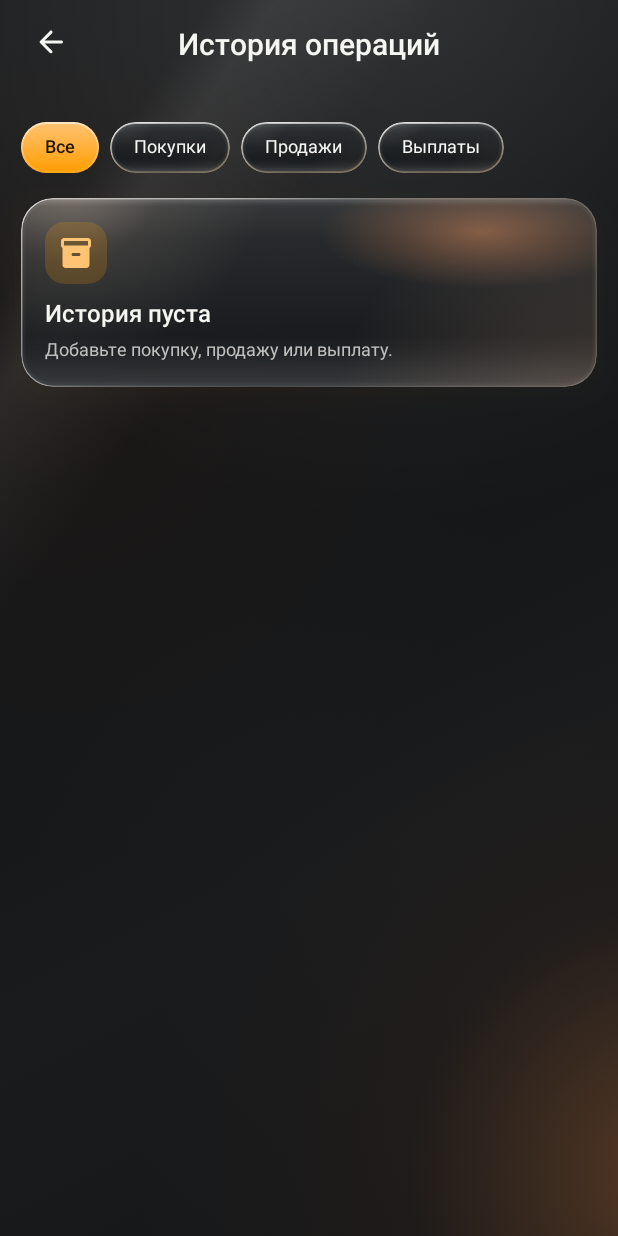
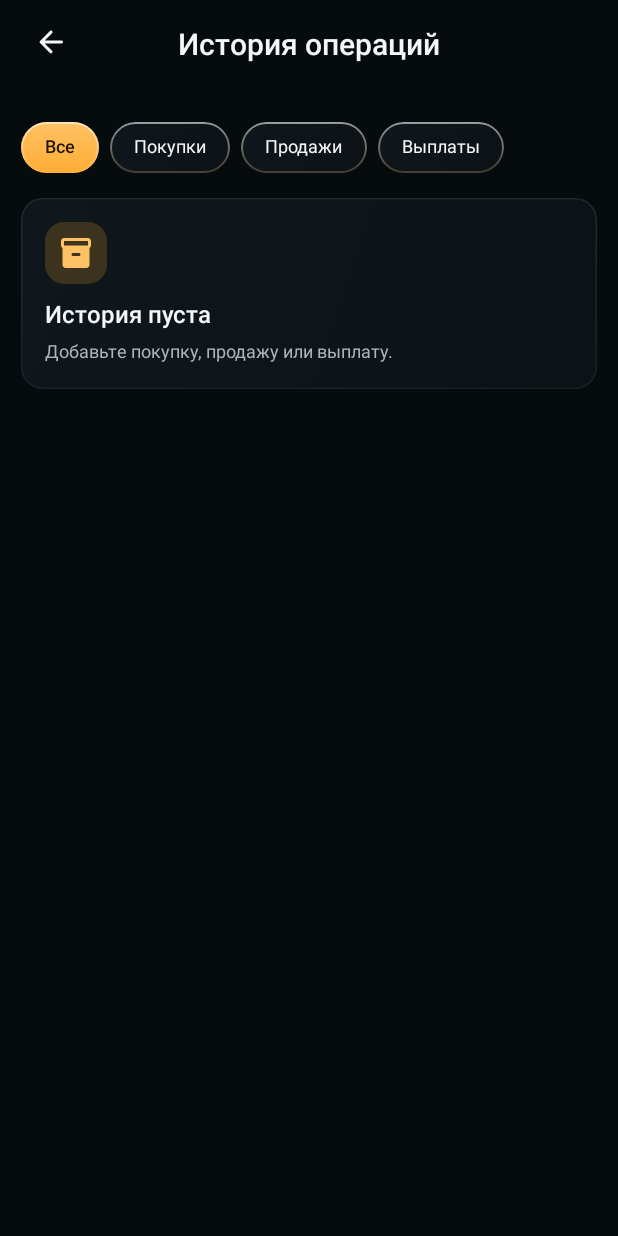
Before and after one commit to mamoropc-rgb/Invest, an Android app built with Jetpack Compose: the screen it shows after launch (MainActivity), after a tap on "События портфеля", on a phone screen of 412 x 824 dp. Run offline under Robolectric (Android 15) with nearby library versions, the phone set to English and light mode, and no system bars; our stand-ins replace Room's generated code; 2 other taps on this screen came first.

Commit message:
ui: introduce precise-data colors and restrained shared surfaces

```diff
--- a/app/src/main/java/com/mamoro/investments/ui/theme/GlassTheme.kt
+++ b/app/src/main/java/com/mamoro/investments/ui/theme/GlassTheme.kt
@@ -9,7 +9,7 @@ import androidx.compose.foundation.interaction.collectIsPressedAsState
 import androidx.compose.foundation.layout.*
 import androidx.compose.foundation.shape.RoundedCornerShape
 import androidx.compose.material.icons.Icons
-import androidx.compose.material.icons.outlined.Add
+import androidx.compose.material.icons.outlined.Bolt
 import androidx.compose.material3.*
 import androidx.compose.runtime.*
 import androidx.compose.ui.Alignment
@@ -17,61 +17,60 @@ import androidx.compose.ui.Modifier
 import androidx.compose.ui.draw.alpha
 import androidx.compose.ui.draw.clip
 import androidx.compose.ui.draw.drawWithCache
-import androidx.compose.ui.draw.shadow
 import androidx.compose.ui.geometry.CornerRadius
 import androidx.compose.ui.geometry.Offset
 import androidx.compose.ui.geometry.Size
 import androidx.compose.ui.graphics.*
 import androidx.compose.ui.graphics.drawscope.Stroke
-import androidx.compose.ui.graphics.drawscope.scale
 import androidx.compose.ui.graphics.vector.ImageVector
 import androidx.compose.ui.text.TextStyle
+import androidx.compose.ui.text.font.FontFamily
 import androidx.compose.ui.text.font.FontWeight
-import androidx.compose.ui.text.font.FontFamily
 import androidx.compose.ui.unit.dp
 import androidx.compose.ui.unit.sp
 
-val Orange = Color(0xFFFF9D00)
-val OrangeLight = Color(0xFFFFC374)
-val Green = Color(0xFF8CEB42)
-val Red = Color(0xFFFF5547)
-val Ink = Color(0xFF111313)
-val Frost = Color(0xFF303231)
-val SoftText = Color(0xFFBFC0BD)
-val StrongText = Color(0xFFF5F5F1)
+// Variant 3: restrained dark surfaces and a strict numerical hierarchy.
+val Orange = Color(0xFFFFAD32)
+val OrangeLight = Color(0xFFFFC265)
+val Green = Color(0xFF58ED62)
+val Red = Color(0xFFFF6267)
+val Ink = Color(0xFF060B0E)
+val Frost = Color(0xFF11181D)
+val SoftText = Color(0xFFAEB4B8)
+val StrongText = Color(0xFFF4F6F7)
+val DataRule = Color(0xFF272E33)
 
 object GlassSizes {
     val phoneSidePadding = 14.dp
-    val tabletSidePadding = 24.dp
-    val maxContentWidth = 480.dp
-    val maxNavigationWidth = 480.dp
-    val cardCorner = 21.dp
-    val controlCorner = 21.dp
+    val tabletSidePadding = 18.dp
+    val maxContentWidth = 560.dp
+    val maxNavigationWidth = 560.dp
+    val cardCorner = 14.dp
+    val controlCorner = 11.dp
     val cardPadding = 16.dp
-    val compactCardPadding = 10.dp
-    val sectionGap = 8.dp
-    val navHeight = 72.dp
+    val compactCardPadding = 12.dp
+    val sectionGap = 12.dp
+    val navHeight = 64.dp
 }
 
 private val darkColors = darkColorScheme(
-    primary = Orange, onPrimary = Color(0xFF211300),
-    primaryContainer = Color(0xFF594025), onPrimaryContainer = StrongText,
+    primary = Orange, onPrimary = Color(0xFF171208),
+    primaryContainer = Color(0xFF463217), onPrimaryContainer = StrongText,
     secondary = OrangeLight, onSecondary = Ink,
-    secondaryContainer = Color(0xFF40372D), onSecondaryContainer = StrongText,
+    secondaryContainer = Color(0xFF242B30), onSecondaryContainer = StrongText,
     background = Ink, onBackground = StrongText,
-    surface = Color(0xFF242625), onSurface = StrongText,
-    surfaceVariant = Frost, onSurfaceVariant = SoftText,
-    outline = Color(0xFF868782), error = Red, onError = Ink
+    surface = Frost, onSurface = StrongText,
+    surfaceVariant = Color(0xFF172027), onSurfaceVariant = SoftText,
+    outline = Color(0xFF55616A), error = Red, onError = Ink
 )
-
 private val type = Typography(
-    bodyLarge = TextStyle(fontFamily = FontFamily.SansSerif, fontSize = 16.sp, lineHeight = 20.sp, letterSpacing = 0.sp),
-    bodySmall = TextStyle(fontSize = 12.sp, lineHeight = 16.sp, letterSpacing = 0.sp),
-    labelLarge = TextStyle(fontSize = 14.sp, lineHeight = 18.sp, letterSpacing = 0.sp, fontWeight = FontWeight.Medium),
-    titleLarge = TextStyle(fontSize = 22.sp, lineHeight = 28.sp, fontWeight = FontWeight.SemiBold, letterSpacing = 0.sp),
-    titleMedium = TextStyle(fontSize = 17.sp, lineHeight = 23.sp, fontWeight = FontWeight.Medium, letterSpacing = 0.sp),
-    bodyMedium = TextStyle(fontSize = 14.sp, lineHeight = 20.sp, letterSpacing = 0.sp),
-    labelMedium = TextStyle(fontSize = 12.sp, lineHeight = 16.sp, fontWeight = FontWeight.Medium)
+    bodyLarge = TextStyle(fontFamily = FontFamily.SansSerif, fontSize = 16.sp, lineHeight = 21.sp, letterSpacing = 0.sp, fontFeatureSettings = "tnum"),
+    bodyMedium = TextStyle(fontSize = 14.sp, lineHeight = 20.sp, letterSpacing = 0.sp, fontFeatureSettings = "tnum"),
+    bodySmall = TextStyle(fontSize = 12.sp, lineHeight = 16.sp, letterSpacing = 0.sp, fontFeatureSettings = "tnum"),
+    labelLarge = TextStyle(fontSize = 14.sp, lineHeight = 18.sp, fontWeight = FontWeight.Medium, letterSpacing = 0.sp),
+    labelMedium = TextStyle(fontSize = 12.sp, lineHeight = 16.sp, fontWeight = FontWeight.Medium, letterSpacing = 0.sp),
+    titleLarge = TextStyle(fontSize = 23.sp, lineHeight = 29.sp, fontWeight = FontWeight.Bold, letterSpacing = 0.sp),
+    titleMedium = TextStyle(fontSize = 17.sp, lineHeight = 23.sp, fontWeight = FontWeight.SemiBold, letterSpacing = 0.sp)
 )
 
 @Composable
@@ -81,154 +80,51 @@ fun InvestmentsTheme(content: @Composable () -> Unit) {
     }
 }
 
-/** Cached, resolution-independent optics. No bitmap of the reference and no live blur. */
-fun Modifier.glassSurface(corner: Float = 21f, warm: Boolean = false): Modifier =
-    drawWithCache {
-        val r = CornerRadius(corner.dp.toPx())
-        val w = size.width
-        val h = size.height
-        val base = Brush.verticalGradient(
-            0f to Color(0xED2B2E30), .28f to Color(0xE126292B),
-            .72f to Color(0xEB191C1F), 1f to Color(0xE32C2F32)
-        )
-        val topLight = Brush.radialGradient(
-            if (warm) listOf(Color(0x6BFFE0C8), Color(0x18FFE0C8), Color.Transparent)
-            else listOf(Color(0x70FFFFFF), Color(0x15FFFFFF), Color.Transparent),
-            Offset(w * .08f, -minOf(h * .35f, 24.dp.toPx())), w * .35f
-        )
-        val amber = Brush.radialGradient(
-            listOf(Color(0xFFF0B68F).copy(alpha = if (warm) .20f else .07f), Color.Transparent),
-            Offset(w * .98f, h * 1.25f), w * .44f
-        )
-        val reflectionCenter = Offset(w * .80f, h * .18f)
-        val reflectionRadius = w * .28f
-        val warmReflection = Brush.radialGradient(
-            0f to Color(0xFFE6915F).copy(alpha = .48f),
-            .45f to Color(0xFFE6915F).copy(alpha = .25f), 1f to Color.Transparent,
-            center = reflectionCenter, radius = reflectionRadius
-        )
-        val rim = Brush.linearGradient(
-            listOf(Color(0xC9FFFFFF), Color(0x58E9EBEF), Color(0x18FFFFFF), Color(0x6B9D9992)),
-            Offset.Zero, Offset(w * .7f, h)
-        )
-        val topEdge = Brush.horizontalGradient(
-            listOf(Color.Transparent, Color(0xAFFFFFF4), Color(0x20FFFFFF), Color.Transparent)
-        )
-        val sheen = Brush.verticalGradient(
-            0f to Color(0x2FFFFFFF), .045f to Color(0x0CFFFFFF), .22f to Color.Transparent,
-            .8f to Color.Transparent, 1f to Color(0x0FFFFFFF)
-        )
-        onDrawBehind {
-            drawRoundRect(base, cornerRadius = r)
-            drawRoundRect(topLight, cornerRadius = r)
-            drawRoundRect(amber, cornerRadius = r)
-            if (warm) scale(1f, .35f, pivot = reflectionCenter) {
-                drawCircle(warmReflection, reflectionRadius, reflectionCenter)
-            }
-            drawRoundRect(sheen, cornerRadius = r)
-            // Wide dim bevel, then the brighter outside edge and the upper reflection.
-            val inset = 1.8.dp.toPx()
-            drawRoundRect(Color.White.copy(alpha = .035f), Offset(inset, inset),
-                Size((w - inset * 2).coerceAtLeast(0f), (h - inset * 2).coerceAtLeast(0f)),
-                CornerRadius((r.x - inset).coerceAtLeast(0f)), style = Stroke(2.6.dp.toPx()))
-            val half = .5.dp.toPx()
-            drawRoundRect(rim, Offset(half, half), Size(w - half * 2, h - half * 2),
-                r, style = Stroke(.8.dp.toPx()))
-            drawLine(topEdge, Offset(r.x, half), Offset(w - r.x, half), .8.dp.toPx(), StrokeCap.Round)
-        }
-    }
-
-@Composable
-fun GlassCard(
-    modifier: Modifier = Modifier,
-    elevated: Boolean = false,
-    compact: Boolean = false,
-    content: @Composable ColumnScope.() -> Unit
-) {
-    val shape = RoundedCornerShape(GlassSizes.cardCorner)
-    Column(
-        modifier.shadow(if (elevated) 12.dp else 5.dp, shape,
-            ambientColor = Color.Black.copy(alpha = .6f),
-            spotColor = if (elevated) Orange.copy(alpha = .18f) else Color.Black)
-            .clip(shape).glassSurface(warm = elevated)
-            .padding(if (compact) GlassSizes.compactCardPadding else GlassSizes.cardPadding),
-        content = content
-    )
-}
-
-/** Soft diagonal lighting, with no hard-edged stripe or presentation phone frame. */
-fun Modifier.premiumBackdrop(): Modifier = drawWithCache {
-    val w = size.width
-    val h = size.height
-    val base = Brush.linearGradient(
-        listOf(Color(0xFF1D1F21), Color(0xFF111315), Color(0xFF191B1D), Color(0xFF141618)),
-        Offset.Zero, Offset(w, h)
-    )
-    val light = Brush.linearGradient(
-        0f to Color.Transparent, .23f to Color.Transparent, .30f to Color(0x12FFFFFF),
-        .40f to Color(0x08FFFFFF), .48f to Color.Transparent, 1f to Color.Transparent,
-        start = Offset.Zero, end = Offset(w, h * .35f)
-    )
-    val bottomGlow = Brush.radialGradient(listOf(Color(0x6AB56B36), Color(0x177B421D), Color.Transparent),
-        Offset(w * 1.10f, h * .95f), w * .88f)
-    val upperGlow = Brush.radialGradient(listOf(Color(0x1AFFFFFF), Color.Transparent),
-        Offset(w * .65f, 0f), w * .85f)
-    val middleGlow = Brush.radialGradient(listOf(Color(0x1788512D), Color.Transparent),
-        Offset(w * .1f, h * .32f), w * .75f)
+/** Source-compatible surface primitive for all existing screens and forms. */
+fun Modifier.glassSurface(corner: Float = 14f, warm: Boolean = false): Modifier = drawWithCache {
+    val radius = CornerRadius(minOf(corner, 14f).dp.toPx())
+    val fill = Brush.linearGradient(listOf(Color(0xFF10171C), Color(0xFF0C1216)),
+        Offset.Zero, Offset(size.width, size.height))
+    val edge = Brush.verticalGradient(listOf(Color(0xFF293136), Color(0xFF1C252B)))
     onDrawBehind {
-        drawRect(base); drawRect(light); drawRect(bottomGlow); drawRect(upperGlow); drawRect(middleGlow)
+        drawRoundRect(fill, cornerRadius = radius)
+        val half = .5.dp.toPx()
+        drawRoundRect(edge, Offset(half, half),
+            Size((size.width-half*2).coerceAtLeast(0f), (size.height-half*2).coerceAtLeast(0f)),
+            radius, style = Stroke(.8.dp.toPx()))
     }
 }
 
-// Kept for non-screen consumers. Screen lighting uses the size-aware cached backdrop.
-val OrangeBackground = Brush.verticalGradient(listOf(Color(0xFF242625), Ink, Color(0xFF191B1A)))
+@Composable
+fun GlassCard(modifier: Modifier = Modifier, elevated: Boolean = false, compact: Boolean = false,
+    content: @Composable ColumnScope.() -> Unit) {
+    Column(modifier.clip(RoundedCornerShape(GlassSizes.cardCorner)).glassSurface()
+        .padding(if (compact) GlassSizes.compactCardPadding else GlassSizes.cardPadding), content = content)
+}
+
+fun Modifier.premiumBackdrop(): Modifier = background(Ink)
+val OrangeBackground = Brush.verticalGradient(listOf(Ink, Ink))
 
 @Composable
 fun Modifier.glassClick(onClick: () -> Unit): Modifier {
     val source = remember { MutableInteractionSource() }
     val pressed by source.collectIsPressedAsState()
-    val scale by animateFloatAsState(if (pressed) .982f else 1f, tween(110), label = "glass-press")
+    val scale by animateFloatAsState(if (pressed) .987f else 1f, tween(100), label = "data-press")
     return graphicsLayer { scaleX = scale; scaleY = scale }
         .clickable(interactionSource = source, indication = null, onClick = onClick)
 }
 
 @Composable
-fun GlassActionButton(
-    label: String, onClick: () -> Unit, modifier: Modifier = Modifier,
-    icon: ImageVector = Icons.Outlined.Add, enabled: Boolean = true
-) {
-    val shape = RoundedCornerShape(GlassSizes.controlCorner)
-    Row(
-        modifier.alpha(if (enabled) 1f else .48f).heightIn(min = 56.dp)
-            .drawWithCache {
-                val middle = Offset(size.width / 2f, size.height / 2f)
-                val radius = size.width * .62f
-                val bloom = Brush.radialGradient(listOf(Orange.copy(alpha = .85f), Orange.copy(alpha = .28f), Color.Transparent), middle, radius)
-                onDrawBehind { scale(1f, .30f, pivot = middle) { drawCircle(bloom, radius, middle) } }
-            }
-            .shadow(14.dp, shape, ambientColor = Orange.copy(alpha = .25f), spotColor = Orange.copy(alpha = .5f))
-            .clip(shape)
-            .background(Brush.verticalGradient(
-                0f to Color(0xFFFFDA91), .22f to Color(0xFFFFAB34),
-                .56f to Color(0xFFFF9100), .84f to Color(0xFFFF9200), 1f to Color(0xFFFFC346)
-            ))
-            .drawWithCache {
-                val edge = Brush.verticalGradient(listOf(Color(0xFFFFF4D9), Color(0x35FFFFFF), Color(0xFFFFD37B)))
-                onDrawBehind {
-                    drawRoundRect(edge, cornerRadius = CornerRadius(21.dp.toPx()), style = Stroke(1.5.dp.toPx()))
-                    val glint = Offset(size.width * .10f, size.height * .06f)
-                    scale(1f, .12f, pivot = glint) {
-                        drawCircle(Brush.radialGradient(listOf(Color.White, Color.Transparent), glint, size.width * .65f),
-                            size.width * .65f, glint)
-                    }
-                }
-            }
-            .then(if (enabled) Modifier.glassClick(onClick) else Modifier)
-            .padding(horizontal = 16.dp, vertical = 10.dp),
-        verticalAlignment = Alignment.CenterVertically, horizontalArrangement = Arrangement.Center
-    ) {
-        Icon(icon, null, tint = Color(0xFF211400), modifier = Modifier.size(27.dp))
-        Spacer(Modifier.width(10.dp))
-        Text(label, color = Color(0xFF211400), fontWeight = FontWeight.SemiBold, fontSize = 16.sp)
+fun GlassActionButton(label: String, onClick: () -> Unit, modifier: Modifier = Modifier,
+    icon: ImageVector = Icons.Outlined.Bolt, enabled: Boolean = true) {
+    Row(modifier.alpha(if (enabled) 1f else .48f).heightIn(min = 48.dp)
+        .clip(RoundedCornerShape(GlassSizes.controlCorner))
+        .background(Brush.verticalGradient(listOf(Color(0xFFFFB940), Color(0xFFFFA323))))
+        .then(if (enabled) Modifier.glassClick(onClick) else Modifier)
+        .padding(horizontal = 16.dp, vertical = 10.dp),
+        verticalAlignment = Alignment.CenterVertically, horizontalArrangement = Arrangement.Center) {
+        Icon(icon, null, tint = Color(0xFF16160F), modifier = Modifier.size(22.dp))
+        Spacer(Modifier.width(8.dp))
+        Text(label, color = Color(0xFF16160F), fontWeight = FontWeight.SemiBold, fontSize = 16.sp)
     }
 }
```
